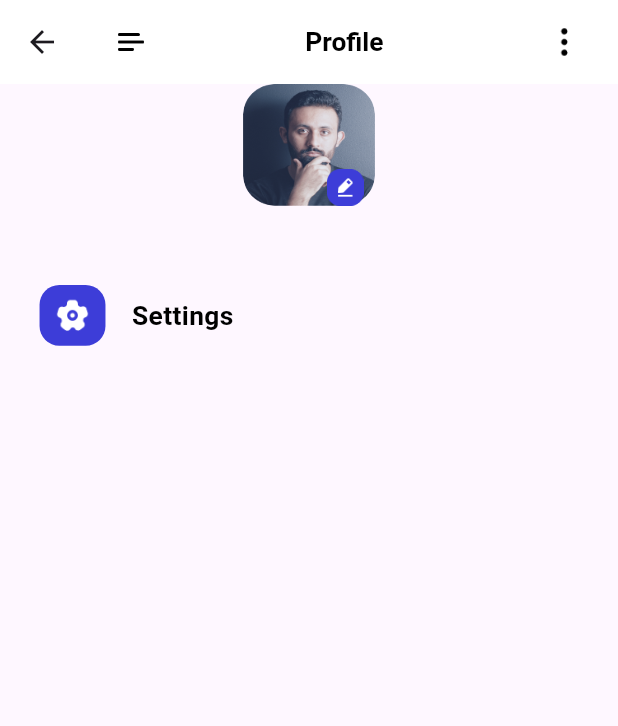
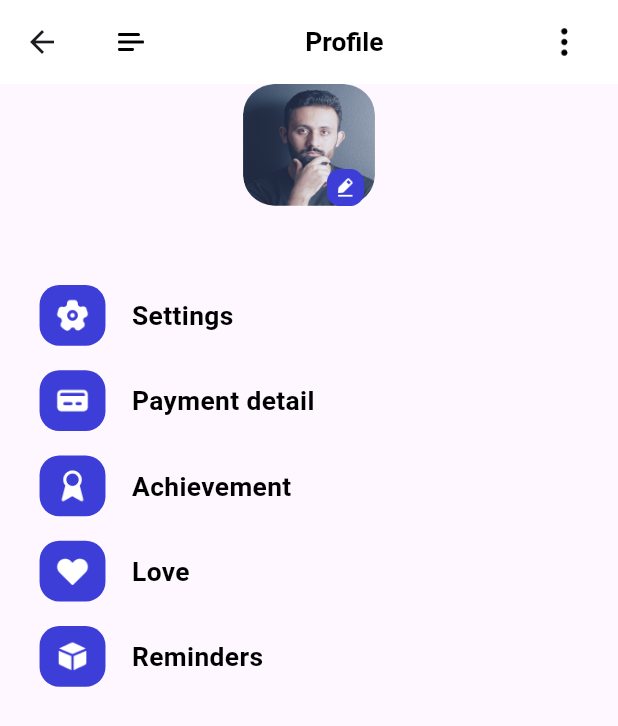
Before and after one commit to ADILAYOUB/MY-Teacher-Course, a Flutter app: the ProfilePage screen opened directly, on a phone screen of 412 x 824 dp. Shown: the top 726 px of the screen. Run offline on Flutter 3.47's test engine with Material 2 defaults, Android fonts, the phone set to English and light mode, and no system bars; our stand-ins replace cloud_firestore, dots_indicator, firebase_auth, firebase_core, flutter_bloc, flutter_screenutil and 2 more; accounts and stored records are empty.

Commit message:
added  list of image ang there info

```diff
--- a/lib/pages/profile/widgets/profile_widgets.dart
+++ b/lib/pages/profile/widgets/profile_widgets.dart
@@ -55,6 +55,15 @@ Widget profileImage() {
   );
 }
 
+// List of Map of name and image
+var imageInfo = <String, String>{
+  'Settings': 'settings.png',
+  'Payment detail': 'credit-card.png',
+  'Achievement': 'award.png',
+  'Love': 'heart(1).png',
+  'Reminders': 'cube.png'
+};
+
 // list of profile details
 Widget listProfileDetail() {
   return Container(
@@ -62,9 +71,11 @@ Widget listProfileDetail() {
     child: Column(
       crossAxisAlignment: CrossAxisAlignment.start,
       children: [
-        GestureDetector(
+        ...List.generate(
+          imageInfo.length,
+          (index) => GestureDetector(
             child: Container(
-            margin: EdgeInsets.only(left: 24.w),
+              margin: EdgeInsets.only(left: 24.w, bottom: 16.h),
               child: Row(
                 children: [
                   Container(
@@ -75,12 +86,13 @@ Widget listProfileDetail() {
                         borderRadius: BorderRadius.circular(12.w),
                         color: AppColors.primaryElement,
                       ),
-                    child: Image.asset('assets/icons/settings.png')),
+                      child: Image.asset(
+                          'assets/icons/${imageInfo.values.elementAt(index)}')),
                   SizedBox(
                     width: 16.w,
                   ),
                   Text(
-                  'Settings',
+                    imageInfo.keys.elementAt(index),
                     style: TextStyle(
                         color: AppColors.primaryText,
                         fontSize: 16.sp,
@@ -90,6 +102,7 @@ Widget listProfileDetail() {
               ),
             ),
           ),
+        )
       ],
     ),
   );
```
Lines whose indentation alone changed are shown as unchanged.
